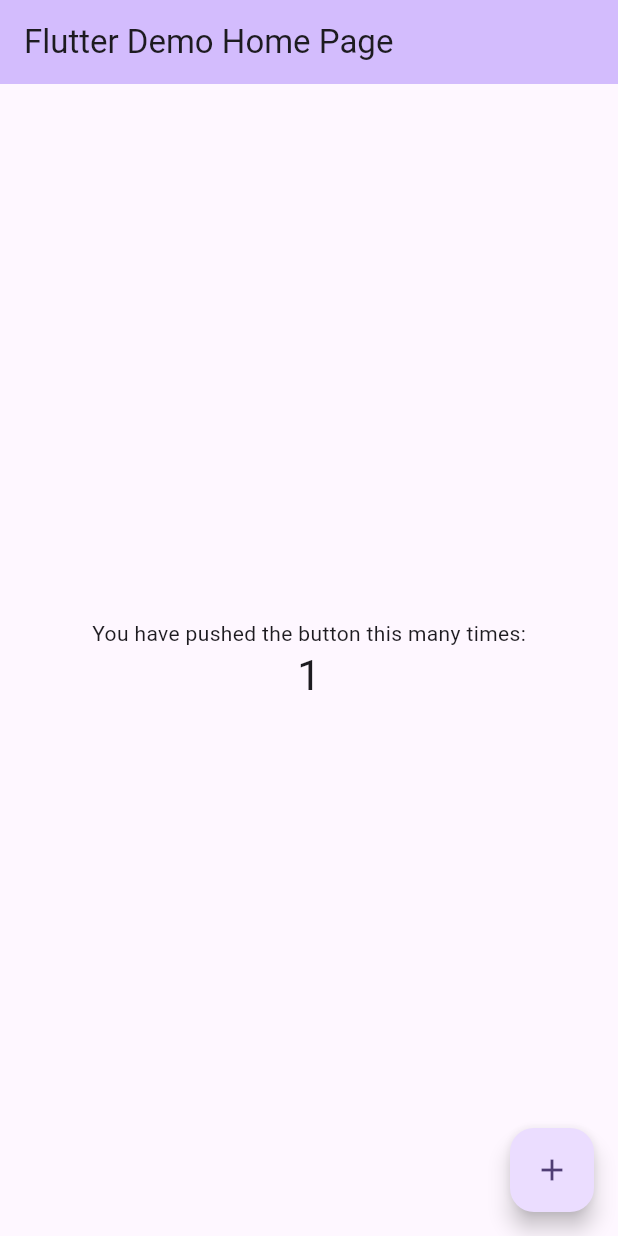
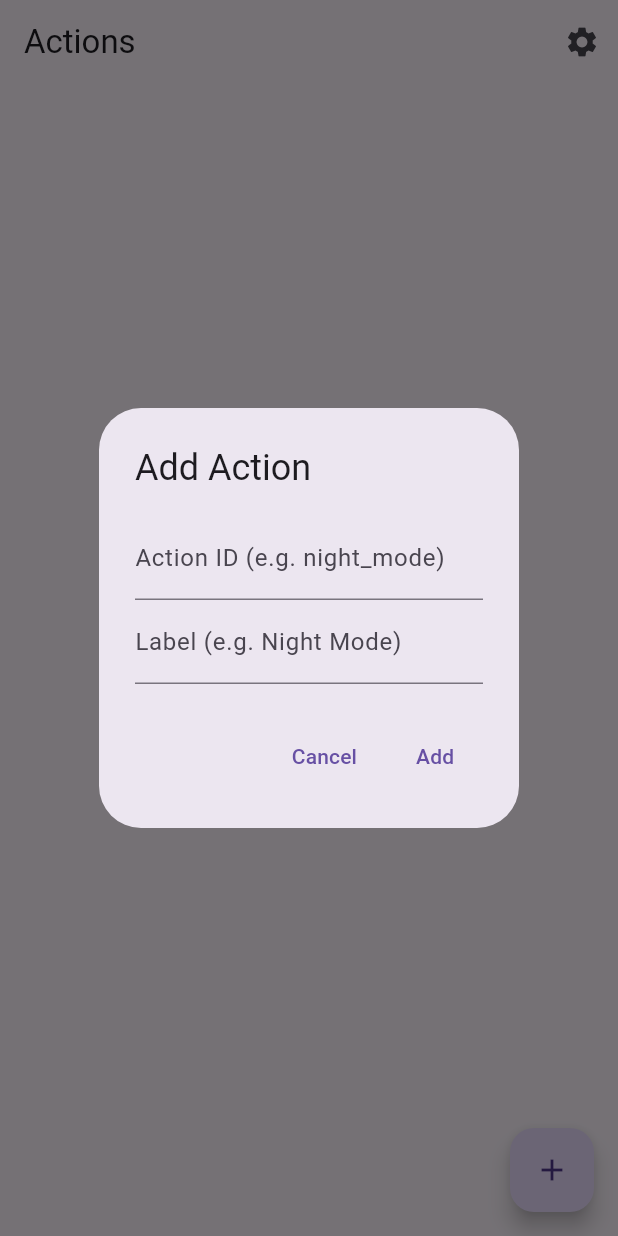
Before and after one commit to lgrote20/openclaw-android-bridge, a Flutter app: the screen it shows after launch, after a tap on the "add" icon, on a phone screen of 412 x 824 dp. Run offline on Flutter 3.47's test engine with Material 3 defaults, Android fonts, the light colour scheme and no system bars; our stand-ins replace shared_preferences; missing offline and left inert: quick_actions.

Commit message:
feat: structure + overview

```diff
--- a/openclaw_bridge/lib/main.dart
+++ b/openclaw_bridge/lib/main.dart
@@ -1,122 +1,58 @@
 import 'package:flutter/material.dart';
+import 'package:quick_actions/quick_actions.dart';
+import 'screens/action_list_screen.dart';
+import 'services/api_service.dart';
+
+final GlobalKey<ScaffoldMessengerState> rootScaffoldMessengerKey =
+    GlobalKey<ScaffoldMessengerState>();
 
 void main() {
-  runApp(const MyApp());
+  runApp(const OpenClawBridgeApp());
 }
 
-class MyApp extends StatelessWidget {
-  const MyApp({super.key});
+class OpenClawBridgeApp extends StatefulWidget {
+  const OpenClawBridgeApp({super.key});
 
-  // This widget is the root of your application.
   @override
-  Widget build(BuildContext context) {
-    return MaterialApp(
-      title: 'Flutter Demo',
-      theme: ThemeData(
-        // This is the theme of your application.
-        //
-        // TRY THIS: Try running your application with "flutter run". You'll see
-        // the application has a purple toolbar. Then, without quitting the app,
-        // try changing the seedColor in the colorScheme below to Colors.green
-        // and then invoke "hot reload" (save your changes or press the "hot
-        // reload" button in a Flutter-supported IDE, or press "r" if you used
-        // the command line to start the app).
-        //
-        // Notice that the counter didn't reset back to zero; the application
-        // state is not lost during the reload. To reset the state, use hot
-        // restart instead.
-        //
-        // This works for code too, not just values: Most code changes can be
-        // tested with just a hot reload.
-        colorScheme: .fromSeed(seedColor: Colors.deepPurple),
-      ),
-      home: const MyHomePage(title: 'Flutter Demo Home Page'),
-    );
-  }
+  State<OpenClawBridgeApp> createState() => _OpenClawBridgeAppState();
 }
 
-class MyHomePage extends StatefulWidget {
-  const MyHomePage({super.key, required this.title});
-
-  // This widget is the home page of your application. It is stateful, meaning
-  // that it has a State object (defined below) that contains fields that affect
-  // how it looks.
-
-  // This class is the configuration for the state. It holds the values (in this
-  // case the title) provided by the parent (in this case the App widget) and
-  // used by the build method of the State. Fields in a Widget subclass are
-  // always marked "final".
-
-  final String title;
+class _OpenClawBridgeAppState extends State<OpenClawBridgeApp> {
+  final QuickActions _quickActions = const QuickActions();
+  final ApiService _apiService = ApiService();
 
   @override
-  State<MyHomePage> createState() => _MyHomePageState();
-}
+  void initState() {
+    super.initState();
+    _setupQuickActions();
+  }
 
-class _MyHomePageState extends State<MyHomePage> {
-  int _counter = 0;
+  void _setupQuickActions() {
+    _quickActions.initialize((String shortcutType) {
+      _handleShortcut(shortcutType);
+    });
+  }
 
-  void _incrementCounter() {
-    setState(() {
-      // This call to setState tells the Flutter framework that something has
-      // changed in this State, which causes it to rerun the build method below
-      // so that the display can reflect the updated values. If we changed
-      // _counter without calling setState(), then the build method would not be
-      // called again, and so nothing would appear to happen.
-      _counter++;
-    });
+  Future<void> _handleShortcut(String actionId) async {
+    try {
+      await _apiService.triggerAction(actionId);
+      rootScaffoldMessengerKey.currentState?.showSnackBar(
+        SnackBar(content: Text('Action triggered: $actionId')),
+      );
+    } catch (e) {
+      rootScaffoldMessengerKey.currentState?.showSnackBar(
+        SnackBar(content: Text('Error: $e')),
+      );
+    }
   }
 
   @override
   Widget build(BuildContext context) {
-    // This method is rerun every time setState is called, for instance as done
-    // by the _incrementCounter method above.
-    //
-    // The Flutter framework has been optimized to make rerunning build methods
-    // fast, so that you can just rebuild anything that needs updating rather
-    // than having to individually change instances of widgets.
-    return Scaffold(
-      appBar: AppBar(
-        // TRY THIS: Try changing the color here to a specific color (to
-        // Colors.amber, perhaps?) and trigger a hot reload to see the AppBar
-        // change color while the other colors stay the same.
-        backgroundColor: Theme.of(context).colorScheme.inversePrimary,
-        // Here we take the value from the MyHomePage object that was created by
-        // the App.build method, and use it to set our appbar title.
-        title: Text(widget.title),
-      ),
-      body: Center(
-        // Center is a layout widget. It takes a single child and positions it
-        // in the middle of the parent.
-        child: Column(
-          // Column is also a layout widget. It takes a list of children and
-          // arranges them vertically. By default, it sizes itself to fit its
-          // children horizontally, and tries to be as tall as its parent.
-          //
-          // Column has various properties to control how it sizes itself and
-          // how it positions its children. Here we use mainAxisAlignment to
-          // center the children vertically; the main axis here is the vertical
-          // axis because Columns are vertical (the cross axis would be
-          // horizontal).
-          //
-          // TRY THIS: Invoke "debug painting" (choose the "Toggle Debug Paint"
-          // action in the IDE, or press "p" in the console), to see the
-          // wireframe for each widget.
-          mainAxisAlignment: .center,
-          children: [
-            const Text('You have pushed the button this many times:'),
-            Text(
-              '$_counter',
-              style: Theme.of(context).textTheme.headlineMedium,
-            ),
-          ],
-        ),
-      ),
-      floatingActionButton: FloatingActionButton(
-        onPressed: _incrementCounter,
-        tooltip: 'Increment',
-        child: const Icon(Icons.add),
-      ),
+    return MaterialApp(
+      title: 'OpenClaw Bridge',
+      theme: ThemeData(useMaterial3: true),
+      scaffoldMessengerKey: rootScaffoldMessengerKey,
+      home: const ActionListScreen(),
     );
   }
 }
--- /dev/null
+++ b/openclaw_bridge/lib/models/action_model.dart
@@ -0,0 +1,18 @@
+class ActionModel {
+  final String id;
+  final String label;
+
+  ActionModel({required this.id, required this.label});
+
+  Map<String, dynamic> toJson() => {
+        'id': id,
+        'label': label,
+      };
+
+  factory ActionModel.fromJson(Map<String, dynamic> json) {
+    return ActionModel(
+      id: json['id'],
+      label: json['label'],
+    );
+  }
+}
--- /dev/null
+++ b/openclaw_bridge/lib/screens/action_list_screen.dart
@@ -0,0 +1,143 @@
+import 'dart:convert';
+import 'package:flutter/material.dart';
+import 'package:shared_preferences/shared_preferences.dart';
+import '../models/action_model.dart';
+import '../services/shortcut_service.dart';
+import '../utils/constants.dart';
+import 'settings_screen.dart';
+
+class ActionListScreen extends StatefulWidget {
+  const ActionListScreen({super.key});
+
+  @override
+  State<ActionListScreen> createState() => _ActionListScreenState();
+}
+
+class _ActionListScreenState extends State<ActionListScreen> {
+  List<ActionModel> _actions = [];
+  final ShortcutService _shortcutService = ShortcutService();
+
+  @override
+  void initState() {
+    super.initState();
+    _loadActions();
+  }
+
+  Future<void> _loadActions() async {
+    final prefs = await SharedPreferences.getInstance();
+    final String? actionsString = prefs.getString(Constants.prefsActions);
+    if (actionsString != null) {
+      final List<dynamic> jsonList = jsonDecode(actionsString);
+      setState(() {
+        _actions = jsonList.map((e) => ActionModel.fromJson(e)).toList();
+      });
+    }
+  }
+
+  Future<void> _saveActions() async {
+    final prefs = await SharedPreferences.getInstance();
+    final String jsonString =
+        jsonEncode(_actions.map((e) => e.toJson()).toList());
+    await prefs.setString(Constants.prefsActions, jsonString);
+
+    // Update Android Shortcuts
+    await _shortcutService.updateShortcuts(_actions);
+  }
+
+  void _addAction(String id, String label) {
+    setState(() {
+      _actions.add(ActionModel(id: id, label: label));
+    });
+    _saveActions();
+  }
+
+  void _removeAction(int index) {
+    setState(() {
+      _actions.removeAt(index);
+    });
+    _saveActions();
+  }
+
+  void _showAddActionDialog() {
+    final idController = TextEditingController();
+    final labelController = TextEditingController();
+
+    showDialog(
+      context: context,
+      builder: (context) => AlertDialog(
+        title: const Text('Add Action'),
+        content: Column(
+          mainAxisSize: MainAxisSize.min,
+          children: [
+            TextField(
+              controller: idController,
+              decoration:
+                  const InputDecoration(labelText: 'Action ID (e.g. night_mode)'),
+            ),
+            TextField(
+              controller: labelController,
+              decoration:
+                  const InputDecoration(labelText: 'Label (e.g. Night Mode)'),
+            ),
+          ],
+        ),
+        actions: [
+          TextButton(
+            onPressed: () => Navigator.pop(context),
+            child: const Text('Cancel'),
+          ),
+          TextButton(
+            onPressed: () {
+              if (idController.text.isNotEmpty &&
+                  labelController.text.isNotEmpty) {
+                _addAction(idController.text.trim(), labelController.text.trim());
+                Navigator.pop(context);
+              }
+            },
+            child: const Text('Add'),
+          ),
+        ],
+      ),
+    );
+  }
+
+  @override
+  Widget build(BuildContext context) {
+    return Scaffold(
+      appBar: AppBar(
+        title: const Text('Actions'),
+        actions: [
+          IconButton(
+            icon: const Icon(Icons.settings),
+            onPressed: () {
+              Navigator.push(
+                context,
+                MaterialPageRoute(builder: (context) => const SettingsScreen()),
+              );
+            },
+          ),
+        ],
+      ),
+      body: _actions.isEmpty
+          ? const Center(child: Text('No actions created yet.'))
+          : ListView.builder(
+              itemCount: _actions.length,
+              itemBuilder: (context, index) {
+                final action = _actions[index];
+                return ListTile(
+                  title: Text(action.label),
+                  subtitle: Text('ID: ${action.id}'),
+                  trailing: IconButton(
+                    icon: const Icon(Icons.delete),
+                    onPressed: () => _removeAction(index),
+                  ),
+                );
+              },
+            ),
+      floatingActionButton: FloatingActionButton(
+        onPressed: _showAddActionDialog,
+        child: const Icon(Icons.add),
+      ),
+    );
+  }
+}
--- /dev/null
+++ b/openclaw_bridge/lib/services/api_service.dart
@@ -0,0 +1,7 @@
+import 'package:http/http.dart' as http;
+
+class ApiService {
+  Future<void> triggerAction(String actionId) async {
+    // TODO: Implement API call
+  }
+}
--- /dev/null
+++ b/openclaw_bridge/lib/services/shortcut_service.dart
@@ -0,0 +1,10 @@
+import 'package:quick_actions/quick_actions.dart';
+import '../models/action_model.dart';
+
+class ShortcutService {
+  final QuickActions _quickActions = const QuickActions();
+
+  Future<void> updateShortcuts(List<ActionModel> actions) async {
+    // TODO: Implement shortcut update
+  }
+}
--- /dev/null
+++ b/openclaw_bridge/lib/utils/constants.dart
@@ -0,0 +1,5 @@
+class Constants {
+  static const String prefsBaseUrl = 'base_url';
+  static const String prefsAuthToken = 'auth_token';
+  static const String prefsActions = 'saved_actions';
+}
```
Also changed, not shown: openclaw_bridge/lib/screens/settings_screen.dart (added, +91 -0 lines), 1 other file.
